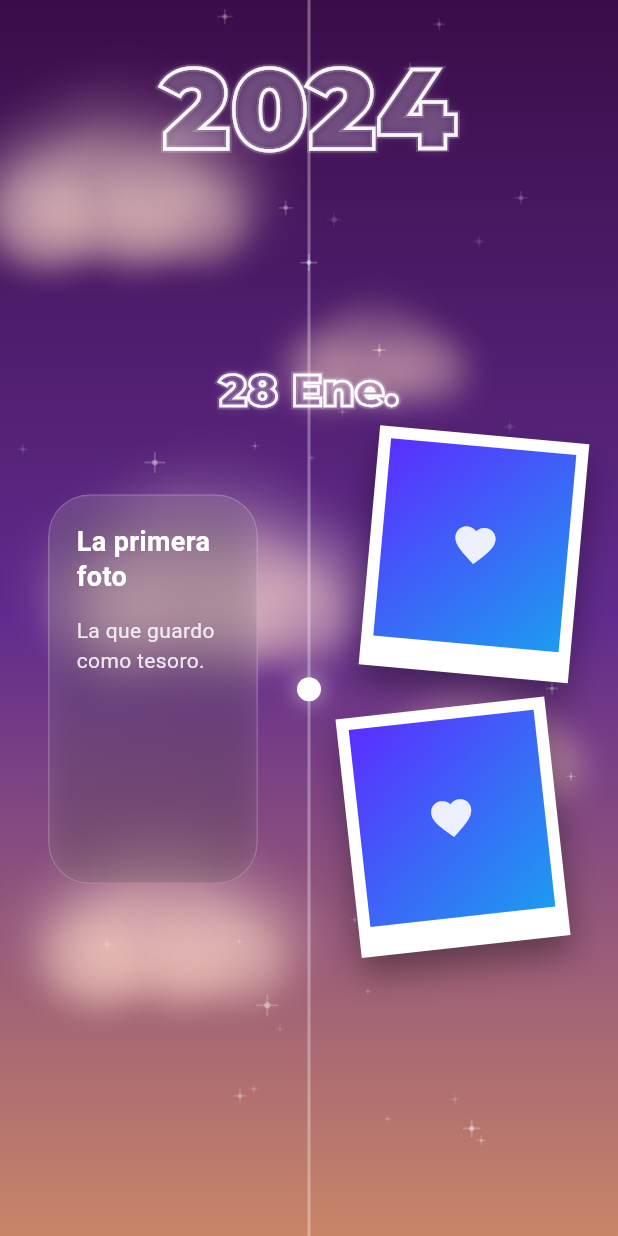
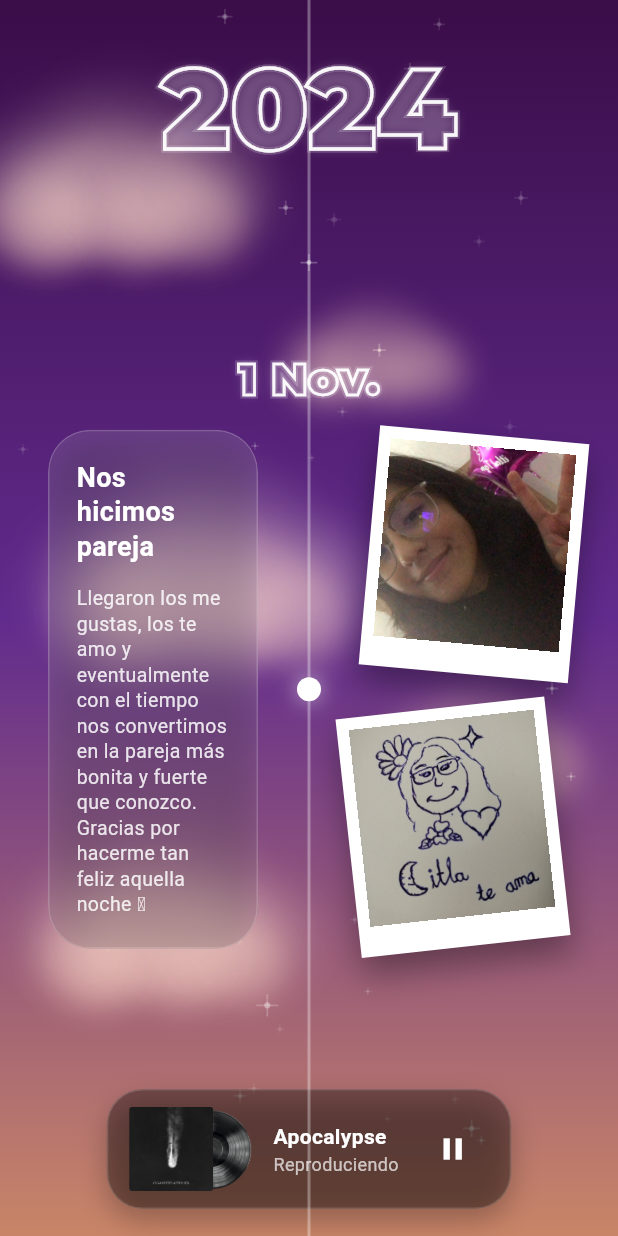
Before and after one commit to josesolMo/timeline-app, a Flutter app: the screen it shows after launch, swiped to page 4, on a phone screen of 412 x 824 dp. Run offline on Flutter 3.47's test engine with Material 3 defaults, Android fonts, the phone set to English and light mode, and no system bars; our stand-ins replace audioplayers, video_player.

Commit message:
Paginas 3 y 4

```diff
--- a/nuestra_historia/lib/features/timeline/data/timeline_events.dart
+++ b/nuestra_historia/lib/features/timeline/data/timeline_events.dart
@@ -29,8 +29,34 @@ const timelineEvents = <TimelineEvent>[
       title: 'Ojitos de Miel',
     ),
   ),
-  TimelineEvent('28/01/2024', 'La primera foto', 'La que guardo como tesoro.'),
-  TimelineEvent('14/02/2024', 'Nuestra primera cita', 'Nervios y sonrisas.'),
+  TimelineEvent(
+    '01/11/2024',
+    'Nos hicimos pareja',
+    'Llegaron los me gustas, los te amo y eventualmente con el tiempo nos convertimos en la pareja más bonita y fuerte que conozco. Gracias por hacerme tan feliz aquella noche 🥹',
+    media: [
+      TimelineMedia.image('assets/images/citla1.jpeg'),
+      TimelineMedia.image('assets/images/dibujo1.jpeg'),
+    ],
+    music: TimelineMusic(
+      coverAsset: 'assets/images/CAS_caratula.jpg',
+      audioAsset: 'assets/audio/apocalypse.mp3',
+      title: 'Apocalypse',
+    ),
+  ),
+  TimelineEvent(
+    'Nov-Dic 2024',
+    'Meses de mucho cariño',
+    'Con tus salidas y forma de ser, me sacas una sonrisa todos los días :)',
+    media: [
+      TimelineMedia.image('assets/images/dibujo2.jpeg'),
+      TimelineMedia.video('assets/videos/citla2.mp4'),
+    ],
+    music: TimelineMusic(
+      coverAsset: 'assets/images/gnx_caratula.jpg',
+      audioAsset: 'assets/audio/luther.mp3',
+      title: 'Luther',
+    ),
+  ),
   TimelineEvent('02/03/2024', 'El primer abrazo', 'El lugar al que siempre quiero volver.'),
   TimelineEvent('20/04/2024', 'Nuestro primer viaje', 'Kilómetros de recuerdos.'),
   TimelineEvent('10/05/2024', 'La primera sorpresa', 'Tu cara lo dijo todo.'),
```
Also changed, not shown: nuestra_historia/lib/features/timeline/presentation/widgets/timeline_item.dart (+142 -3 lines), nuestra_historia/assets/images/citla1.jpeg (added), nuestra_historia/assets/images/dibujo1.jpeg (added), nuestra_historia/assets/images/dibujo2.jpeg (added), nuestra_historia/assets/images/gnx_caratula.jpg (added), nuestra_historia/assets/images/poema1.jpeg (added), 2 other files.
